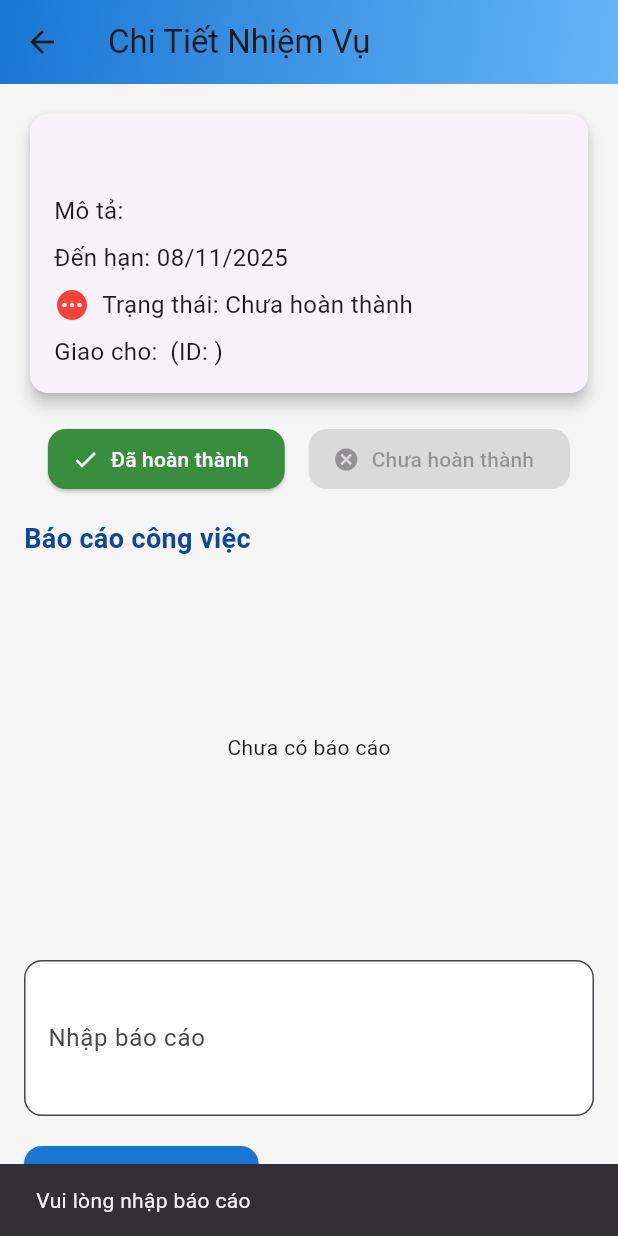
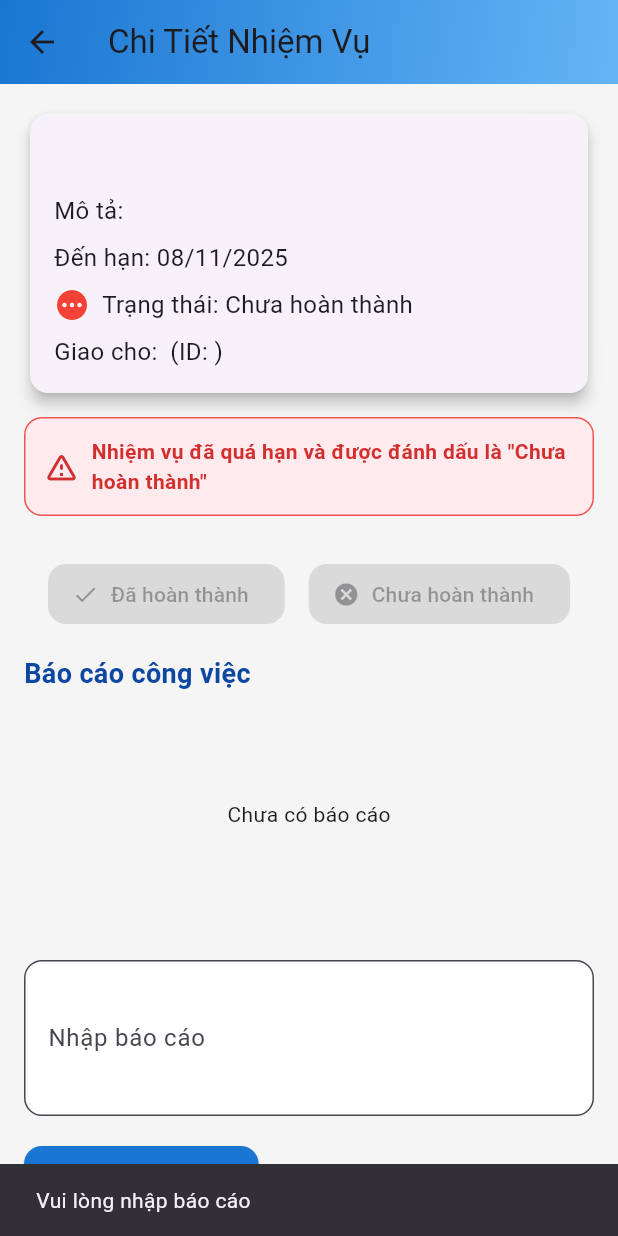
Before and after one commit to mntdeptrai/BTL-TTCS-rebuild, a Flutter app: the TaskDetailScreen screen opened directly with empty values, after a tap on "Thêm báo cáo", on a phone screen of 412 x 824 dp. Run offline on Flutter 3.47's test engine with Material 3 defaults, Android fonts, the light colour scheme and no system bars; our stand-ins replace cloud_firestore, firebase_auth, firebase_core, shared_preferences, syncfusion_flutter_charts; accounts and stored records are empty.

Commit message:
thêm action reload, sửa lại thống kê employee chỉ xem được của mình,sửa lại task khi quá thời gian sẽ hiển thị quá hạn, các task sẽ không được chỉnh sửa trạng thái khi hết thời gian

```diff
--- a/lib/models/task.dart
+++ b/lib/models/task.dart
@@ -5,11 +5,11 @@ class Task {
   final String title;
   final String? description;
   final DateTime dueDate;
-  final bool isCompleted;
+  bool isCompleted; // Bỏ final để có thể thay đổi
   final String userId;
   final String assignedTo;
-  String? employeeId; // Thêm tạm để lưu khi lấy từ Firestore
-  bool isRead; // Bỏ final để cho phép gán lại
+  String? employeeId;
+  bool isRead;
   String? createdBy;
 
   Task({
@@ -21,9 +21,15 @@ class Task {
     required this.userId,
     required this.assignedTo,
     this.employeeId,
-    this.isRead = false, // Mặc định là chưa đọc
-    this.createdBy
+    this.isRead = false,
+    this.createdBy,
   });
+
+  // Kiểm tra nhiệm vụ có quá hạn không
+  bool get isOverdue => DateTime.now().isAfter(dueDate);
+
+  // Có thể thay đổi trạng thái không (chỉ khi chưa quá hạn)
+  bool get canChangeStatus => !isOverdue;
 
   factory Task.fromJson(Map<String, dynamic> json, String id) {
     return Task(
@@ -35,8 +41,8 @@ class Task {
       userId: json['userId'] ?? '',
       assignedTo: json['assignedTo'] ?? '',
       employeeId: json['employeeId'] as String?,
-      isRead: json['isRead'] ?? false, // Lấy từ Firestore, mặc định là false
-      createdBy: json['createdBy']
+      isRead: json['isRead'] ?? false,
+      createdBy: json['createdBy'],
     );
   }
 
@@ -49,12 +55,11 @@ class Task {
       'isCompleted': isCompleted,
       'userId': userId,
       'assignedTo': assignedTo,
-      'isRead': isRead, // Thêm vào JSON để lưu
-      'createdBy':createdBy
+      'isRead': isRead,
+      'createdBy': createdBy,
     };
   }
 
-  // Thêm phương thức copyWith (tùy chọn, giữ lại để tương lai)
   Task copyWith({
     String? id,
     String? title,
@@ -65,7 +70,7 @@ class Task {
     String? assignedTo,
     String? employeeId,
     bool? isRead,
-    String? createdBy
+    String? createdBy,
   }) {
     return Task(
       id: id ?? this.id,
@@ -77,7 +82,7 @@ class Task {
       assignedTo: assignedTo ?? this.assignedTo,
       employeeId: employeeId ?? this.employeeId,
       isRead: isRead ?? this.isRead,
-      createdBy: createdBy ?? this.createdBy
+      createdBy: createdBy ?? this.createdBy,
     );
   }
 }
--- a/lib/screens/task_detail_screen.dart
+++ b/lib/screens/task_detail_screen.dart
@@ -5,7 +5,6 @@ import '../utils/date_formatter.dart';
 
 class TaskDetailScreen extends StatefulWidget {
   final Task task;
-
   const TaskDetailScreen({required this.task});
 
   @override
@@ -30,12 +29,8 @@ class _TaskDetailScreenState extends State<TaskDetailScreen> {
   Future<void> _markAsRead() async {
     if (!_currentTask.isRead) {
       try {
-        await _firestore.collection('tasks').doc(_currentTask.id).update({
-          'isRead': true,
-        });
-        setState(() {
-          _currentTask.isRead = true;
-        });
+        await _firestore.collection('tasks').doc(_currentTask.id).update({'isRead': true});
+        setState(() => _currentTask.isRead = true);
       } catch (e) {
         ScaffoldMessenger.of(context).showSnackBar(
           SnackBar(content: Text('Lỗi đánh dấu đã đọc: $e')),
@@ -45,9 +40,7 @@ class _TaskDetailScreenState extends State<TaskDetailScreen> {
   }
 
   Future<void> _loadReports() async {
-    setState(() {
-      _isLoading = true;
-    });
+    setState(() => _isLoading = true);
     try {
       final snapshot = await _firestore
           .collection('tasks')
@@ -65,9 +58,7 @@ class _TaskDetailScreenState extends State<TaskDetailScreen> {
         _isLoading = false;
       });
     } catch (e) {
-      setState(() {
-        _isLoading = false;
-      });
+      setState(() => _isLoading = false);
       ScaffoldMessenger.of(context).showSnackBar(
         SnackBar(content: Text('Lỗi tải báo cáo: $e')),
       );
@@ -76,15 +67,9 @@ class _TaskDetailScreenState extends State<TaskDetailScreen> {
 
   Future<void> _addReport() async {
     if (_reportController.text.isNotEmpty) {
-      setState(() {
-        _isLoading = true;
-      });
+      setState(() => _isLoading = true);
       try {
-        await _firestore
-            .collection('tasks')
-            .doc(_currentTask.id)
-            .collection('reports')
-            .add({
+        await _firestore.collection('tasks').doc(_currentTask.id).collection('reports').add({
           'report': _reportController.text,
           'timestamp': FieldValue.serverTimestamp(),
         });
@@ -95,9 +80,7 @@ class _TaskDetailScreenState extends State<TaskDetailScreen> {
           SnackBar(content: Text('Lỗi thêm báo cáo: $e')),
         );
       } finally {
-        setState(() {
-          _isLoading = false;
-        });
+        setState(() => _isLoading = false);
       }
     } else {
       ScaffoldMessenger.of(context).showSnackBar(
@@ -107,33 +90,31 @@ class _TaskDetailScreenState extends State<TaskDetailScreen> {
   }
 
   Future<void> _updateTaskStatus(bool isCompleted) async {
+    // Không cho thay đổi nếu quá hạn
+    if (_currentTask.isOverdue) {
+      ScaffoldMessenger.of(context).showSnackBar(
+        SnackBar(content: Text('Nhiệm vụ đã quá hạn, không thể thay đổi trạng thái!')),
+      );
+      return;
+    }
+
     bool? confirm = await showDialog(
       context: context,
       builder: (context) => AlertDialog(
         title: Text('Xác nhận'),
         content: Text('Bạn có chắc muốn cập nhật trạng thái nhiệm vụ?'),
         actions: [
-          TextButton(
-            onPressed: () => Navigator.pop(context, false),
-            child: Text('Hủy'),
-          ),
-          TextButton(
-            onPressed: () => Navigator.pop(context, true),
-            child: Text('Xác nhận'),
-          ),
+          TextButton(onPressed: () => Navigator.pop(context, false), child: Text('Hủy')),
+          TextButton(onPressed: () => Navigator.pop(context, true), child: Text('Xác nhận')),
         ],
       ),
     );
+
     if (confirm == true) {
-      setState(() {
-        _isLoading = true;
-      });
+      setState(() => _isLoading = true);
       try {
-        await _firestore.collection('tasks').doc(_currentTask.id).update({
-          'isCompleted': isCompleted,
-        });
-        final updatedDoc =
-        await _firestore.collection('tasks').doc(_currentTask.id).get();
+        await _firestore.collection('tasks').doc(_currentTask.id).update({'isCompleted': isCompleted});
+        final updatedDoc = await _firestore.collection('tasks').doc(_currentTask.id).get();
         if (updatedDoc.exists) {
           setState(() {
             _currentTask = Task.fromJson(updatedDoc.data()!, _currentTask.id);
@@ -147,9 +128,7 @@ class _TaskDetailScreenState extends State<TaskDetailScreen> {
           SnackBar(content: Text('Lỗi cập nhật trạng thái: $e')),
         );
       } finally {
-        setState(() {
-          _isLoading = false;
-        });
+        setState(() => _isLoading = false);
       }
     }
   }
@@ -176,9 +155,7 @@ class _TaskDetailScreenState extends State<TaskDetailScreen> {
           children: [
             Card(
               elevation: 4,
-              shape: RoundedRectangleBorder(
-                borderRadius: BorderRadius.circular(12),
-              ),
+              shape: RoundedRectangleBorder(borderRadius: BorderRadius.circular(12)),
               child: Padding(
                 padding: EdgeInsets.all(16.0),
                 child: Column(
@@ -186,31 +163,18 @@ class _TaskDetailScreenState extends State<TaskDetailScreen> {
                   children: [
                     Text(
                       _currentTask.title,
-                      style: TextStyle(
-                        fontSize: 20,
-                        fontWeight: FontWeight.bold,
-                        color: Colors.blue.shade900,
-                      ),
+                      style: TextStyle(fontSize: 20, fontWeight: FontWeight.bold, color: Colors.blue.shade900),
                     ),
                     SizedBox(height: 8),
-                    Text(
-                      'Mô tả: ${_currentTask.description ?? 'Không có mô tả'}',
-                      style: TextStyle(fontSize: 16),
-                    ),
+                    Text('Mô tả: ${_currentTask.description ?? 'Không có mô tả'}', style: TextStyle(fontSize: 16)),
                     SizedBox(height: 8),
-                    Text(
-                      'Đến hạn: ${DateFormatter.formatDate(_currentTask.dueDate)}',
-                      style: TextStyle(fontSize: 16),
-                    ),
+                    Text('Đến hạn: ${DateFormatter.formatDate(_currentTask.dueDate)}', style: TextStyle(fontSize: 16)),
                     SizedBox(height: 8),
                     Row(
                       children: [
                         Icon(
-                          _currentTask.isCompleted
-                              ? Icons.check_circle
-                              : Icons.pending,
-                          color:
-                          _currentTask.isCompleted ? Colors.green : Colors.red,
+                          _currentTask.isCompleted ? Icons.check_circle : Icons.pending,
+                          color: _currentTask.isCompleted ? Colors.green : Colors.red,
                         ),
                         SizedBox(width: 8),
                         Text(
@@ -220,61 +184,67 @@ class _TaskDetailScreenState extends State<TaskDetailScreen> {
                       ],
                     ),
                     SizedBox(height: 8),
-                    Text(
-                      'Giao cho: ${_currentTask.assignedTo} (ID: ${_currentTask.employeeId ?? 'N/A'})',
-                      style: TextStyle(fontSize: 16),
-                    ),
+                    Text('Giao cho: ${_currentTask.assignedTo} (ID: ${_currentTask.employeeId ?? 'N/A'})', style: TextStyle(fontSize: 16)),
                   ],
                 ),
               ),
             ),
+
+            // Cảnh báo quá hạn
+            if (_currentTask.isOverdue && !_currentTask.isCompleted)
+              Padding(
+                padding: EdgeInsets.symmetric(vertical: 12),
+                child: Container(
+                  width: double.infinity,
+                  padding: EdgeInsets.all(12),
+                  decoration: BoxDecoration(
+                    color: Colors.red.shade50,
+                    borderRadius: BorderRadius.circular(12),
+                    border: Border.all(color: Colors.red.shade400),
+                  ),
+                  child: Row(
+                    children: [
+                      Icon(Icons.warning_amber_rounded, color: Colors.red.shade700),
+                      SizedBox(width: 8),
+                      Expanded(
+                        child: Text(
+                          'Nhiệm vụ đã quá hạn và được đánh dấu là "Chưa hoàn thành"',
+                          style: TextStyle(color: Colors.red.shade700, fontWeight: FontWeight.bold),
+                        ),
+                      ),
+                    ],
+                  ),
+                ),
+              ),
+
             SizedBox(height: 16),
             Row(
               mainAxisAlignment: MainAxisAlignment.spaceEvenly,
               children: [
                 ElevatedButton.icon(
-                  onPressed: _currentTask.isCompleted
-                      ? null
-                      : () => _updateTaskStatus(true),
+                  onPressed: (_currentTask.isCompleted || !_currentTask.canChangeStatus) ? null : () => _updateTaskStatus(true),
                   icon: Icon(Icons.check),
                   label: Text('Đã hoàn thành'),
                   style: ElevatedButton.styleFrom(
-                    backgroundColor: _currentTask.isCompleted
-                        ? Colors.grey
-                        : Colors.green.shade700,
+                    backgroundColor: (_currentTask.isCompleted || !_currentTask.canChangeStatus) ? Colors.grey : Colors.green.shade700,
                     foregroundColor: Colors.white,
-                    shape: RoundedRectangleBorder(
-                      borderRadius: BorderRadius.circular(12),
-                    ),
+                    shape: RoundedRectangleBorder(borderRadius: BorderRadius.circular(12)),
                   ),
                 ),
                 ElevatedButton.icon(
-                  onPressed: _currentTask.isCompleted
-                      ? () => _updateTaskStatus(false)
-                      : null,
+                  onPressed: (!_currentTask.isCompleted || !_currentTask.canChangeStatus) ? null : () => _updateTaskStatus(false),
                   icon: Icon(Icons.cancel),
                   label: Text('Chưa hoàn thành'),
                   style: ElevatedButton.styleFrom(
-                    backgroundColor: !_currentTask.isCompleted
-                        ? Colors.grey
-                        : Colors.red.shade700,
+                    backgroundColor: (!_currentTask.isCompleted || !_currentTask.canChangeStatus) ? Colors.grey : Colors.red.shade700,
                     foregroundColor: Colors.white,
-                    shape: RoundedRectangleBorder(
-                      borderRadius: BorderRadius.circular(12),
-                    ),
+                    shape: RoundedRectangleBorder(borderRadius: BorderRadius.circular(12)),
                   ),
                 ),
               ],
             ),
             SizedBox(height: 16),
-            Text(
-              'Báo cáo công việc',
-              style: TextStyle(
-                fontSize: 18,
-                fontWeight: FontWeight.bold,
-                color: Colors.blue.shade900,
-              ),
-            ),
+            Text('Báo cáo công việc', style: TextStyle(fontSize: 18, fontWeight: FontWeight.bold, color: Colors.blue.shade900)),
             Expanded(
               child: _isLoading
                   ? Center(child: CircularProgressIndicator())
@@ -286,9 +256,7 @@ class _TaskDetailScreenState extends State<TaskDetailScreen> {
                   final report = _reports[index];
                   return Card(
                     margin: EdgeInsets.symmetric(vertical: 4),
-                    shape: RoundedRectangleBorder(
-                      borderRadius: BorderRadius.circular(8),
-                    ),
+                    shape: RoundedRectangleBorder(borderRadius: BorderRadius.circular(8)),
                     child: ListTile(
                       title: Text(report['report']),
                       subtitle: Text(
@@ -305,9 +273,7 @@ class _TaskDetailScreenState extends State<TaskDetailScreen> {
               controller: _reportController,
               decoration: InputDecoration(
                 labelText: 'Nhập báo cáo',
-                border: OutlineInputBorder(
-                  borderRadius: BorderRadius.circular(12),
-                ),
+                border: OutlineInputBorder(borderRadius: BorderRadius.circular(12)),
               ),
               maxLines: 3,
             ),
@@ -319,9 +285,7 @@ class _TaskDetailScreenState extends State<TaskDetailScreen> {
               style: ElevatedButton.styleFrom(
                 backgroundColor: Colors.blue.shade700,
                 foregroundColor: Colors.white,
-                shape: RoundedRectangleBorder(
-                  borderRadius: BorderRadius.circular(12),
-                ),
+                shape: RoundedRectangleBorder(borderRadius: BorderRadius.circular(12)),
               ),
             ),
           ],
```
Also changed, not shown: lib/screens/performance_screen.dart (+83 -73 lines), lib/screens/task_list_screen.dart (+170 -170 lines).
